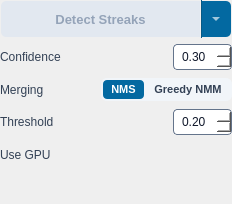
First picture: the form in src/startrails/ui/step_detect_streaks.ui, repository gkyle/startrails, before the edit.
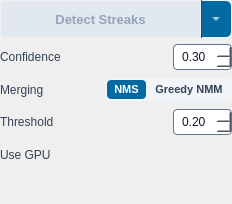
Second picture: the form after the edit. Icons and pictures are not drawn.

```diff
--- a/src/startrails/ui/step_detect_streaks.ui
+++ b/src/startrails/ui/step_detect_streaks.ui
@@ -258,7 +258,7 @@
              </property>
              <property name="styleSheet">
               <string notr="true">QPushButton {
-    padding: 3px 8px;
+    padding: 3px 4px;
     border-radius: 4px;
     border: none;
     font-size: 11px;
@@ -282,7 +282,7 @@
 }</string>
              </property>
              <property name="text">
-              <string>NMS</string>
+              <string> NMS </string>
              </property>
              <property name="checkable">
               <bool>true</bool>
@@ -302,7 +302,7 @@
              </property>
              <property name="styleSheet">
               <string notr="true">QPushButton {
-    padding: 3px 8px;
+    padding: 3px 4px;
     border-radius: 4px;
     border: none;
     font-size: 11px;
@@ -326,7 +326,7 @@
 }</string>
              </property>
              <property name="text">
-              <string>Greedy NMM</string>
+              <string> Greedy NMM </string>
              </property>
              <property name="checkable">
               <bool>true</bool>
```
